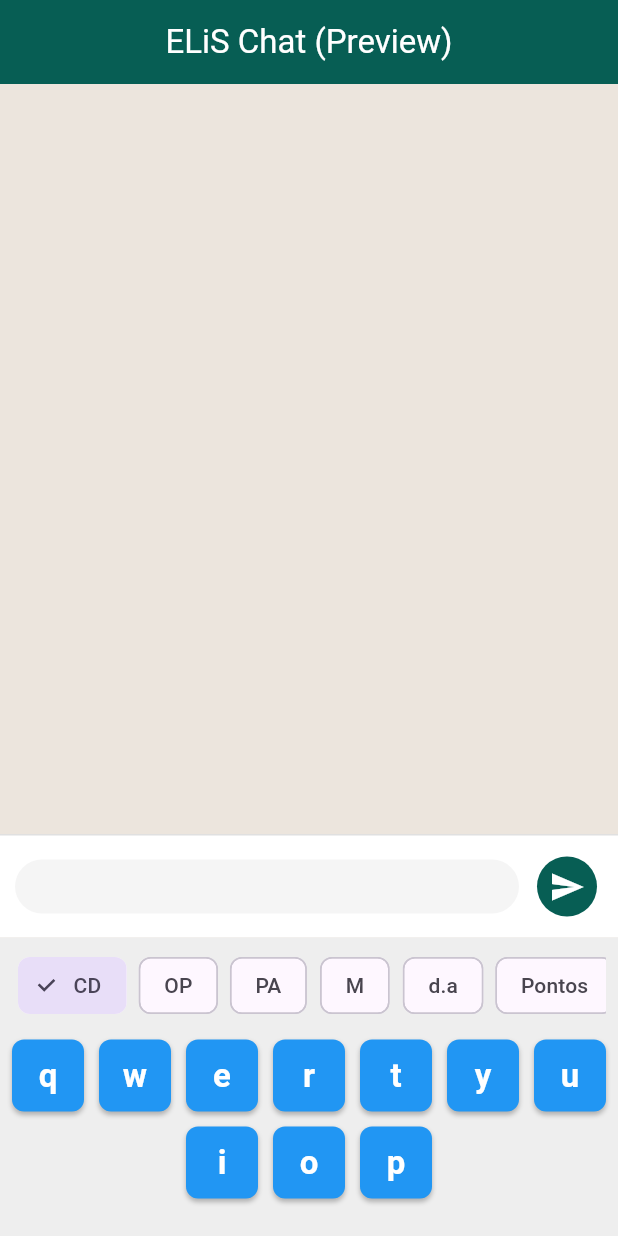
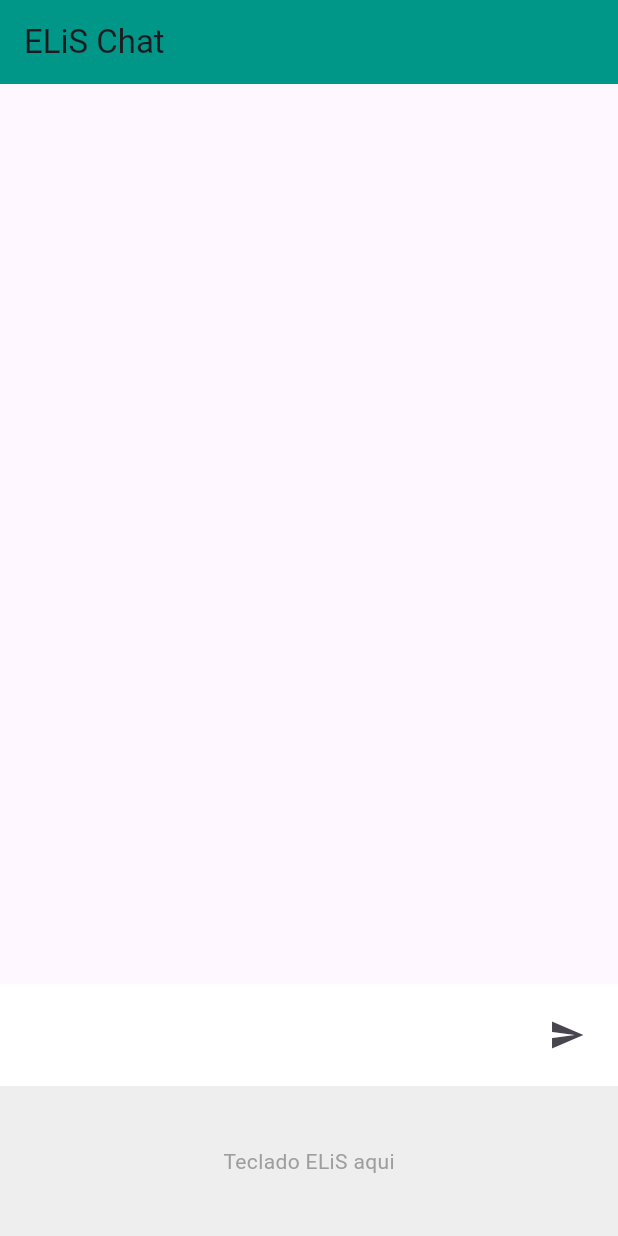
Before and after one commit to ELiS-Cell/ELiS-Chat, a Flutter app: the screen it shows after launch, after a tap on the "send" icon, on a phone screen of 412 x 824 dp. Run offline on Flutter 3.47's test engine with Material 3 defaults, Android fonts, the phone set to English and light mode, and no system bars.

Commit message:
Update main.dart

```diff
--- a/lib/main.dart
+++ b/lib/main.dart
@@ -1,18 +1,6 @@
 import 'package:flutter/material.dart';
-import 'package:supabase_flutter/supabase_flutter.dart';
 
-void main() async {
-  WidgetsFlutterBinding.ensureInitialized();
-
-  // As chaves do Supabase serão inseridas aqui após a criação da sua conta.
-  // Por enquanto, o app inicia sem travar para o GitHub Actions ficar verde.
-  /*
-  await Supabase.initialize(
-    url: 'https://seu-projeto.supabase.co',
-    anonKey: 'sua-chave-anonima',
-  );
-  */
-
+void main() {
   runApp(const ELiSApp());
 }
 
@@ -23,13 +11,12 @@ class ELiSApp extends StatelessWidget {
   Widget build(BuildContext context) {
     return MaterialApp(
       title: 'ELiS Chat',
+      debugShowCheckedModeBanner: false,
       theme: ThemeData(
         primarySwatch: Colors.teal,
-        scaffoldBackgroundColor: const Color(0xFFECE5DD),
         useMaterial3: true,
       ),
       home: const ChatScreen(),
-      debugShowCheckedModeBanner: false,
     );
   }
 }
@@ -43,151 +30,50 @@ class ChatScreen extends StatefulWidget {
 
 class _ChatScreenState extends State<ChatScreen> {
   final List<String> _messages = [];
-  final List<TextSpan> _currentTextSpans = [];
-  int _currentCategory = 0;
+  final List<String> _currentInput = [];
 
-  // Definição das categorias do teclado ELiS
-  final Map<int, Map<String, dynamic>> _keyboardCategories = {
-    0: {'name': 'CD', 'color': Colors.blue, 'keys': ['q', 'w', 'e', 'r', 't', 'y', 'u', 'i', 'o', 'p']},
-    1: {'name': 'OP', 'color': Colors.amber, 'keys': ['l', 'ç', 'z', 'x', 'c', 'v']},
-    2: {'name': 'PA', 'color': Colors.green, 'keys': ['Q', 'W', 'E', 'R', 'T', 'Y', 'U', 'I']},
-    3: {'name': 'M', 'color': Colors.orange, 'keys': ['à', 'á', 'â', 'ã', 'è', 'é']},
-    4: {'name': 'd.a', 'color': Colors.purple, 'keys': ['n', 'm', '<', '>', '§']},
-    5: {'name': 'Pontos', 'color': Colors.pink, 'keys': ['//', ':', '.', '-']},
-  };
-
-  void _onKeyTap(String key) {
-    setState(() {
-      _currentTextSpans.add(TextSpan(
-        text: key,
-        style: const TextStyle(fontSize: 32, color: Colors.black, fontFamily: 'ElisFont'),
-      ));
-    });
+  void _addSymbol(String symbol) {
+    setState(() => _currentInput.add(symbol));
   }
 
-  void _sendMessage() {
-    if (_currentTextSpans.isEmpty) return;
+  void _send() {
+    if (_currentInput.isEmpty) return;
     setState(() {
-      // Converte os símbolos digitados em uma string única
-      String fullText = _currentTextSpans.map((e) => e.text).join();
-      _messages.insert(0, fullText);
-      _currentTextSpans.clear();
+      _messages.insert(0, _currentInput.join(""));
+      _currentInput.clear();
     });
   }
 
   @override
   Widget build(BuildContext context) {
     return Scaffold(
-      appBar: AppBar(
-        title: const Text('ELiS Chat (Preview)', style: TextStyle(color: Colors.white)),
-        backgroundColor: const Color(0xFF075E54),
-        centerTitle: true,
-      ),
+      appBar: AppBar(title: const Text("ELiS Chat"), backgroundColor: Colors.teal),
       body: Column(
         children: [
-          // Histórico de Mensagens
           Expanded(
             child: ListView.builder(
               reverse: true,
               itemCount: _messages.length,
-              itemBuilder: (context, i) => Align(
-                alignment: Alignment.centerRight,
-                child: Container(
-                  margin: const EdgeInsets.symmetric(vertical: 4, horizontal: 12),
-                  padding: const EdgeInsets.all(12),
-                  decoration: BoxDecoration(
-                    color: const Color(0xFFDCF8C6),
-                    borderRadius: BorderRadius.circular(15),
-                    boxShadow: [BoxShadow(color: Colors.black12, blurRadius: 2)],
-                  ),
-                  child: Text(_messages[i], style: const TextStyle(fontSize: 24)),
-                ),
+              itemBuilder: (context, i) => ListTile(
+                title: Text(_messages[i], style: const TextStyle(fontSize: 24)),
               ),
             ),
           ),
-
-          // Campo de Digitação Visual
           Container(
             padding: const EdgeInsets.all(10),
-            decoration: BoxDecoration(
-              color: Colors.white,
-              border: Border(top: BorderSide(color: Colors.grey.shade300)),
-            ),
+            color: Colors.white,
             child: Row(
               children: [
-                Expanded(
-                  child: Container(
-                    minHeight: 50,
-                    padding: const EdgeInsets.symmetric(horizontal: 15, vertical: 10),
-                    decoration: BoxDecoration(
-                      color: Colors.grey[100],
-                      borderRadius: BorderRadius.circular(25),
-                    ),
-                    child: RichText(
-                      text: TextSpan(children: _currentTextSpans),
-                    ),
-                  ),
-                ),
-                const SizedBox(width: 8),
-                IconButton.filled(
-                  onPressed: _sendMessage,
-                  icon: const Icon(Icons.send),
-                  style: IconButton.styleFrom(backgroundColor: const Color(0xFF075E54)),
-                ),
+                Expanded(child: Text(_currentInput.join(""), style: const TextStyle(fontSize: 24))),
+                IconButton(icon: const Icon(Icons.send), onPressed: _send),
               ],
             ),
           ),
-
-          // Teclado ELiS
-          _buildKeyboard(),
-        ],
-      ),
-    );
-  }
-
-  Widget _buildKeyboard() {
-    final cat = _keyboardCategories[_currentCategory]!;
-    return Container(
-      color: Colors.grey[200],
-      padding: const EdgeInsets.fromLTRB(8, 8, 8, 25),
-      child: Column(
-        children: [
-          // Seleção de Categorias
-          SingleChildScrollView(
-            scrollDirection: Axis.horizontal,
-            child: Row(
-              children: List.generate(6, (i) => Padding(
-                padding: const EdgeInsets.symmetric(horizontal: 4),
-                child: ChoiceChip(
-                  label: Text(_keyboardCategories[i]!['name']),
-                  selected: _currentCategory == i,
-                  onSelected: (val) => setState(() => _currentCategory = i),
-                ),
-              )),
-            ),
-          ),
-          const SizedBox(height: 12),
-          // Botões das Letras/Sinais
-          Wrap(
-            spacing: 10,
-            runSpacing: 10,
-            alignment: WrapAlignment.center,
-            children: (cat['keys'] as List<String>).map((k) => InkWell(
-              onTap: () => _onKeyTap(k),
-              child: Container(
-                width: 48,
-                height: 48,
-                decoration: BoxDecoration(
-                  color: cat['color'],
-                  borderRadius: BorderRadius.circular(8),
-                  boxShadow: [BoxShadow(color: Colors.black26, blurRadius: 2, offset: Offset(0, 2))],
-                ),
-                child: Center(
-                  child: Text(k, style: const TextStyle(fontSize: 22, color: Colors.white, fontWeight: FontWeight.bold)),
-                ),
-              ),
-            )).toList(),
-          ),
+          Container(
+            height: 100,
+            color: Colors.grey[200],
+            child: Center(child: Text("Teclado ELiS aqui", style: TextStyle(color: Colors.grey))),
+          )
         ],
       ),
     );
```
